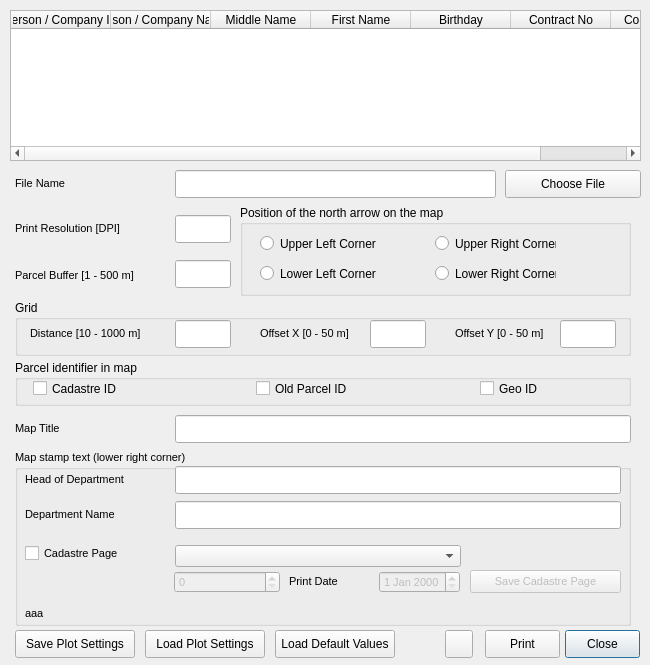
Old version of the form view/PrintDialog.ui in the repository teamlm2/lm2.
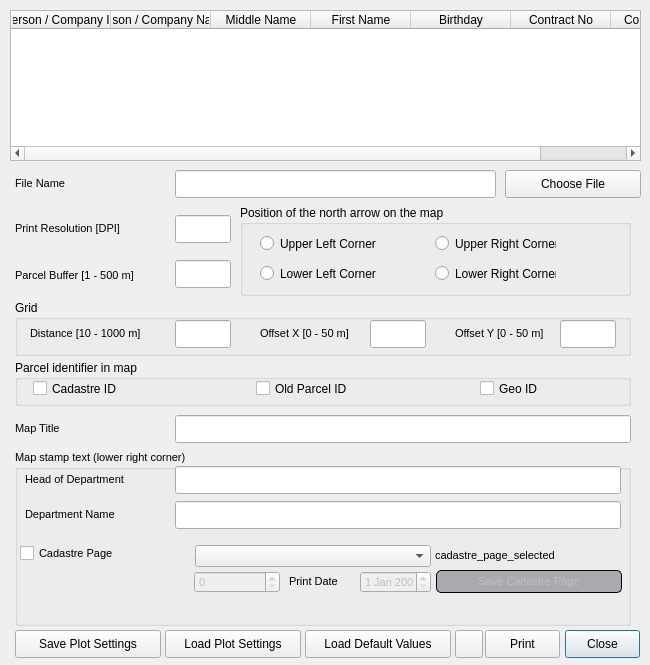
New version of the form. Icons and pictures are not drawn.

Commit message: cadastre_page_style_change

Patch:
```diff
--- a/view/PrintDialog.ui
+++ b/view/PrintDialog.ui
@@ -47,7 +47,7 @@
   <widget class="QPushButton" name="help_button">
    <property name="geometry">
     <rect>
-     <x>445</x>
+     <x>455</x>
      <y>630</y>
      <width>28</width>
      <height>28</height>
@@ -433,9 +433,9 @@
    <widget class="QCheckBox" name="cadastre_checkbox">
     <property name="geometry">
      <rect>
-      <x>10</x>
+      <x>5</x>
       <y>95</y>
-      <width>136</width>
+      <width>171</width>
       <height>17</height>
      </rect>
     </property>
@@ -449,9 +449,9 @@
     </property>
     <property name="geometry">
      <rect>
-      <x>159</x>
+      <x>179</x>
       <y>121</y>
-      <width>106</width>
+      <width>86</width>
       <height>22</height>
      </rect>
     </property>
@@ -465,12 +465,25 @@
     </property>
     <property name="geometry">
      <rect>
-      <x>455</x>
+      <x>421</x>
       <y>120</y>
-      <width>151</width>
+      <width>186</width>
       <height>23</height>
      </rect>
     </property>
+    <property name="styleSheet">
+     <string notr="true">QPushButton:pressed {
+    background-color: qlineargradient(spread:pad, x1:0, y1:0, x2:0, y2:1,   stop:0 rgba(60, 186, 250, 255), stop:1 rgba(98, 211, 162, 255))
+}
+QPushButton {
+     background-color: #60c465; border: 1px solid black;
+     border-radius: 5px;
+}
+
+QPushButton:disabled {
+    background-color: rgb(170, 170, 174)
+}</string>
+    </property>
     <property name="text">
      <string>Save Cadastre Page</string>
     </property>
@@ -481,9 +494,9 @@
     </property>
     <property name="geometry">
      <rect>
-      <x>364</x>
+      <x>345</x>
       <y>121</y>
-      <width>81</width>
+      <width>71</width>
       <height>22</height>
      </rect>
     </property>
@@ -506,31 +519,44 @@
      <rect>
       <x>10</x>
       <y>155</y>
-      <width>431</width>
+      <width>596</width>
       <height>16</height>
      </rect>
     </property>
     <property name="text">
-     <string>aaa</string>
+     <string/>
     </property>
    </widget>
    <widget class="QComboBox" name="cadastre_page_interval_cbox">
     <property name="geometry">
      <rect>
-      <x>160</x>
+      <x>180</x>
       <y>95</y>
-      <width>286</width>
+      <width>236</width>
       <height>22</height>
      </rect>
     </property>
    </widget>
+   <widget class="QLabel" name="label_6">
+    <property name="geometry">
+     <rect>
+      <x>420</x>
+      <y>95</y>
+      <width>196</width>
+      <height>21</height>
+     </rect>
+    </property>
+    <property name="text">
+     <string>cadastre_page_selected</string>
+    </property>
+   </widget>
   </widget>
   <widget class="QPushButton" name="save_settings_button">
    <property name="geometry">
     <rect>
      <x>15</x>
      <y>630</y>
-     <width>120</width>
+     <width>146</width>
      <height>28</height>
     </rect>
    </property>
@@ -541,9 +567,9 @@
   <widget class="QPushButton" name="load_settings_button">
    <property name="geometry">
     <rect>
-     <x>145</x>
+     <x>165</x>
      <y>630</y>
-     <width>120</width>
+     <width>136</width>
      <height>28</height>
     </rect>
    </property>
@@ -554,9 +580,9 @@
   <widget class="QPushButton" name="load_defaults_button">
    <property name="geometry">
     <rect>
-     <x>275</x>
+     <x>305</x>
      <y>630</y>
-     <width>120</width>
+     <width>146</width>
      <height>28</height>
     </rect>
    </property>
@@ -776,7 +802,7 @@
     <rect>
      <x>33</x>
      <y>380</y>
-     <width>133</width>
+     <width>176</width>
      <height>17</height>
     </rect>
    </property>
```
Left out of the diff: 24 changed lines with no effect on the pictures. The commit also changes 3 other files.
